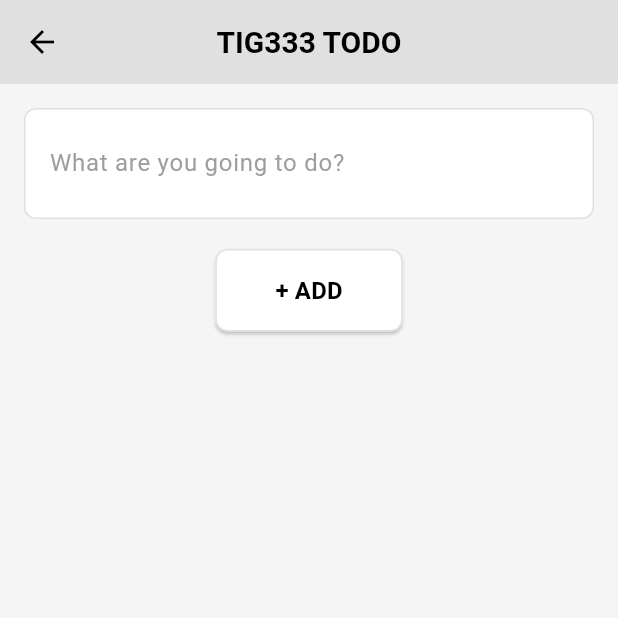
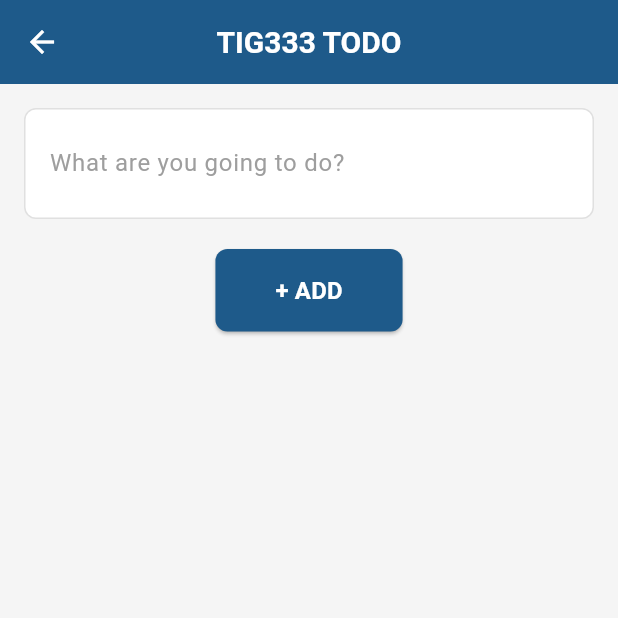
Before and after one commit to gu-tig333-ht25/gusdunlni, a Flutter app: the screen it shows after launch, after a tap on the "add" icon, on a phone screen of 412 x 824 dp, the top half of it. Run offline on Flutter 3.47's test engine with Material 3 defaults, Android fonts, the phone set to English and light mode, and no system bars.

Commit message:
Update colors and checkbox layout

```diff
--- a/lib/main.dart
+++ b/lib/main.dart
@@ -12,8 +12,9 @@ class MyApp extends StatelessWidget {
     return MaterialApp(
       title: 'TIG333 TODO',
       theme: ThemeData(
-        colorScheme: ColorScheme.fromSeed(seedColor: Colors.blue),
+        colorScheme: ColorScheme.fromSeed(seedColor: Color(0xFF1E5A8A)),
         useMaterial3: true,
+        primaryColor: Color(0xFF1E5A8A),
       ),
       home: TodoListScreen(),
     );
@@ -42,11 +43,11 @@ class _TodoListScreenState extends State<TodoListScreen> {
   Widget build(BuildContext context) {
     return Scaffold(
       appBar: AppBar(
-        backgroundColor: Colors.grey[300],
+        backgroundColor: Color(0xFF1E5A8A),
         title: Text(
           'TIG333 TODO',
           style: TextStyle(
-            color: Colors.black,
+            color: Colors.white,
             fontSize: 20,
             fontWeight: FontWeight.bold,
           ),
@@ -54,14 +55,14 @@ class _TodoListScreenState extends State<TodoListScreen> {
         centerTitle: true,
         actions: [
           PopupMenuButton<String>(
-            icon: Icon(Icons.more_vert, color: Colors.black),
+            icon: Icon(Icons.more_vert, color: Colors.white),
             onSelected: (String value) {
               print('Selected: $value');
             },
             itemBuilder: (BuildContext context) => [
-              PopupMenuItem(value: 'all', child: Text('all')),
-              PopupMenuItem(value: 'done', child: Text('done')),
-              PopupMenuItem(value: 'undone', child: Text('undone')),
+              PopupMenuItem(value: 'All', child: Text('all')),
+              PopupMenuItem(value: 'Done', child: Text('done')),
+              PopupMenuItem(value: 'Undone', child: Text('undone')),
             ],
           ),
         ],
@@ -94,14 +95,22 @@ class _TodoListScreenState extends State<TodoListScreen> {
                     width: 24,
                     height: 24,
                     decoration: BoxDecoration(
-                      border: Border.all(color: Colors.grey[400]!, width: 2),
-                      borderRadius: BorderRadius.circular(4),
+                      border: Border.all(
+                        color: todoItems[index]['isCompleted']
+                            ? Color(0xFF1E5A8A)
+                            : Colors.grey[400]!,
+                        width: 2
+                      ),
+                      shape: BoxShape.circle,
+                      color: todoItems[index]['isCompleted']
+                          ? Color(0xFF1E5A8A)
+                          : Colors.transparent,
                     ),
                     child: todoItems[index]['isCompleted']
                         ? Icon(
                             Icons.check,
-                            size: 18,
-                            color: Colors.green,
+                            size: 16,
+                            color: Colors.white,
                           )
                         : null,
                   ),
@@ -142,7 +151,7 @@ class _TodoListScreenState extends State<TodoListScreen> {
         width: 60,
         height: 60,
         decoration: BoxDecoration(
-          color: Colors.grey[400],
+          color: Color(0xFF1E5A8A),
           shape: BoxShape.circle,
         ),
         child: FloatingActionButton(
@@ -177,9 +186,9 @@ class _AddTaskScreenState extends State<AddTaskScreen> {
   Widget build(BuildContext context) {
     return Scaffold(
       appBar: AppBar(
-        backgroundColor: Colors.grey[300],
+        backgroundColor: Color(0xFF1E5A8A),
         leading: IconButton(
-          icon: Icon(Icons.arrow_back, color: Colors.black),
+          icon: Icon(Icons.arrow_back, color: Colors.white),
           onPressed: () {
             Navigator.pop(context);
           },
@@ -187,7 +196,7 @@ class _AddTaskScreenState extends State<AddTaskScreen> {
         title: Text(
           'TIG333 TODO',
           style: TextStyle(
-            color: Colors.black,
+            color: Colors.white,
             fontSize: 20,
             fontWeight: FontWeight.bold,
           ),
@@ -224,12 +233,11 @@ class _AddTaskScreenState extends State<AddTaskScreen> {
                 Navigator.pop(context);
               },
               style: ElevatedButton.styleFrom(
-                backgroundColor: Colors.white,
-                foregroundColor: Colors.black,
+                backgroundColor: Color(0xFF1E5A8A),
+                foregroundColor: Colors.white,
                 padding: EdgeInsets.symmetric(horizontal: 40, vertical: 16),
                 shape: RoundedRectangleBorder(
                   borderRadius: BorderRadius.circular(8),
-                  side: BorderSide(color: Colors.grey[300]!, width: 1),
                 ),
               ),
               child: Text(
```
